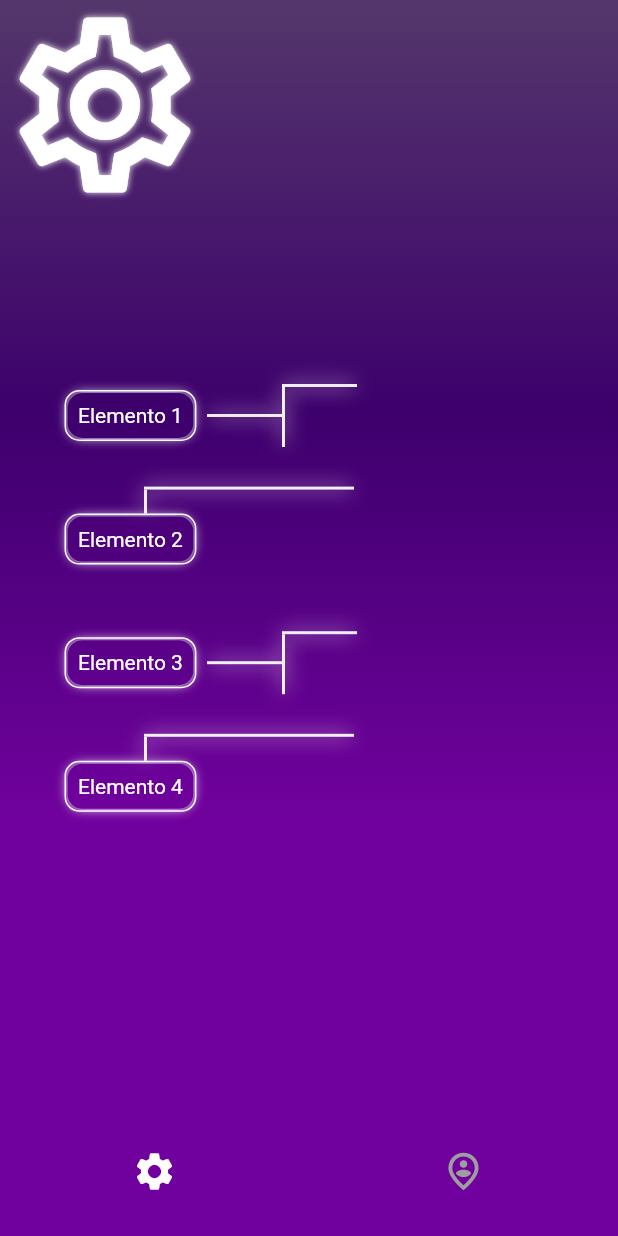
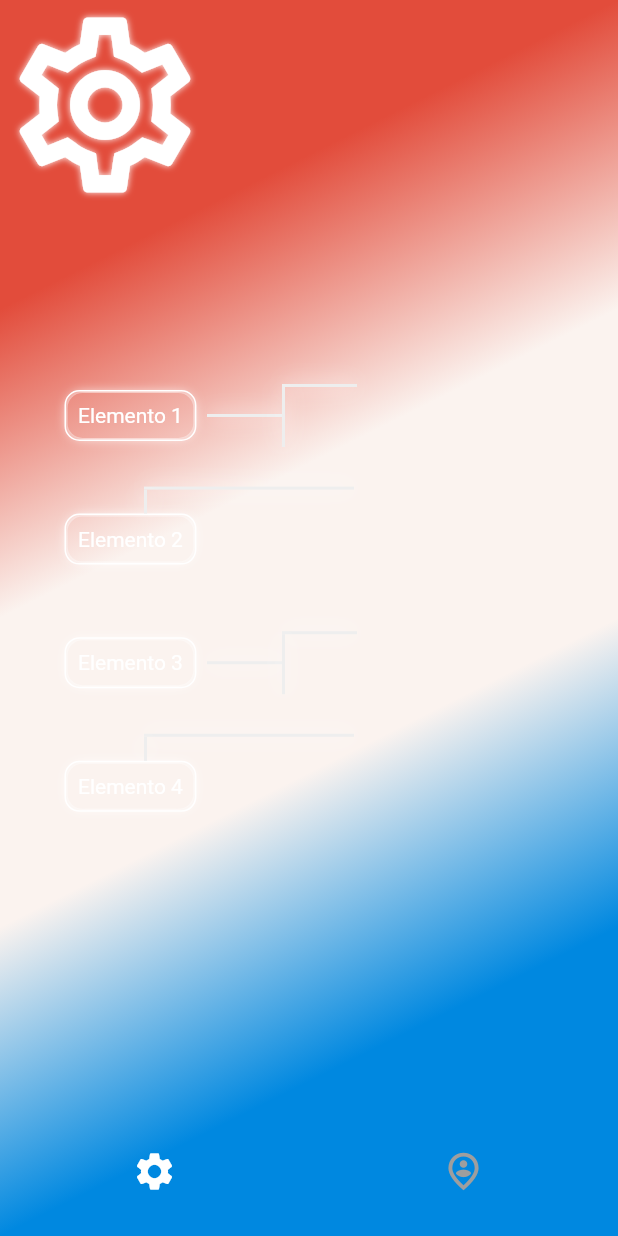
Before and after one commit to yeferson12/appPeluqueria, a Flutter app: the BackGroud screen opened directly, after a tap on the "settings" icon, on a phone screen of 412 x 824 dp. Run offline on Flutter 3.47's test engine with Material 2 defaults, Android fonts, the phone set to English and light mode, and no system bars; our stand-ins replace animate_do, bloc, card_swiper, dio, equatable, flutter_bloc and 5 more; missing offline and left inert: google_polyline_algorithm.

Commit message:
se acomodoaron los colores de la app

```diff
--- a/lib/presentation/ui/backGround/backgroun_ui.dart
+++ b/lib/presentation/ui/backGround/backgroun_ui.dart
@@ -22,13 +22,15 @@ class BackGroud extends StatelessWidget {
                     Container(
                       decoration: const BoxDecoration(
                           gradient: LinearGradient(
-                              begin: Alignment.topCenter,
-                              end: Alignment.bottomCenter,
+                              begin: Alignment.topLeft,
+                              end: Alignment.bottomRight,
                               colors: [
-                            Color.fromARGB(255, 84, 55, 107),
-                            Color.fromARGB(255, 61, 0, 108),
-                            Color.fromARGB(255, 113, 1, 158),
-                            Color.fromARGB(255, 113, 1, 158),
+                            Color(0xffE24C3B),
+                            Color(0xffE24C3B),
+                            Color(0xffFBF3EF),
+                            Color(0xffFBF3EF),
+                            Color(0xff0088E0),
+                            Color(0xff0088E0),
                           ])),
                     ),
 
--- a/lib/presentation/widgets/btn/btn_float_widget.dart
+++ b/lib/presentation/widgets/btn/btn_float_widget.dart
@@ -9,26 +9,82 @@ class BtnFloatWidget extends StatelessWidget {
   @override
   Widget build(BuildContext context) {
     final mapDrawer = BlocProvider.of<DrawerBloc>(context);
+    final mapBloc = BlocProvider.of<MapBloc>(context);
+    final infoBarber = BlocProvider.of<BarberInfoBloc>(context);
 
     return BlocBuilder<DrawerBloc, DrawerState>(
-      builder: (context, state) {
+      builder: (context, stateDrawer) {
         return Container(
           margin: const EdgeInsets.only(bottom: 20),
           child: CircleAvatar(
-              backgroundColor: state.isTab != 0
+              backgroundColor: stateDrawer.isTab != 0
                   ? Colors.transparent
-                  : const Color.fromARGB(255, 113, 1, 158),
+                  : const Color(0xff0088E0),
               maxRadius: 50,
-              child: IconButton(
-                  icon: Icon(
-                    Icons.add,
-                    color: state.isTab == 0 ? Colors.white : Colors.grey,
-                    size: 30.0,
-                  ),
-                  onPressed: () {
-                    // mapBloc.add(OnCloseInfoMarkerBarberEvent());
-                    mapDrawer.add(OnMapTabEvent());
-                  })),
+              child: BlocBuilder<MapBloc, MapState>(
+                builder: (context, stateMap) {
+
+                   if( stateDrawer.isTab == 1) {
+
+                    return IconButton(
+                      icon: const Icon(
+                        Icons.arrow_forward_ios_outlined,
+                        color: Colors.white,
+                        size: 30.0,
+                      ),
+                      onPressed: () {
+                        // mapBloc.add(OnCloseInfoMarkerBarberEvent());
+                        mapDrawer.add(OnMapTabEvent());
+                      });
+
+                  }  else if( stateDrawer.isTab == -1 &&  !stateMap.infoMarkerBarbe ) {
+
+                    return IconButton(
+                      icon: const Icon(
+                        Icons.arrow_back_ios_new_outlined,
+                        color: Colors.white,
+                        size: 30.0,
+                      ),
+                      onPressed: () {
+                        // mapBloc.add(OnCloseInfoMarkerBarberEvent());
+                        mapDrawer.add(OnMapTabEvent());
+                      });
+
+                  }
+
+                  else if (stateMap.infoMarkerBarbe) {
+
+                    return IconButton(
+                      icon: const Icon(
+                        Icons.close_outlined,
+                        color: Colors.white,
+                        size: 30.0,
+                      ),
+                      onPressed: () {
+                        // mapBloc.add(OnCloseInfoMarkerBarberEvent());
+                        infoBarber.add(OnBackInfoBarberEvent());
+                        mapBloc.add(OnCloseInfoMarkerBarberEvent());
+                        mapBloc.add(OnClearPolylinesEvent());
+                      });
+
+                  }else{
+
+                    return IconButton(
+                      icon: const Icon(
+                        Icons.add,
+                        color: Colors.white,
+                        size: 30.0,
+                      ),
+                      onPressed: () {
+                        // mapBloc.add(OnCloseInfoMarkerBarberEvent());
+                        mapDrawer.add(OnMapTabEvent());
+                      });
+
+
+                  }
+
+                },
+              )),
         );
       },
     );
```
Also changed, not shown: lib/presentation/ui/drawer/animation_drawer_ui.dart (+6 -17 lines), lib/presentation/views/home/info_barber_body_views.dart (+0 -61 lines), lib/presentation/widgets/header/header_widget.dart (+6 -6 lines), lib/presentation/screens/home/home_screens.dart (indentation only).
